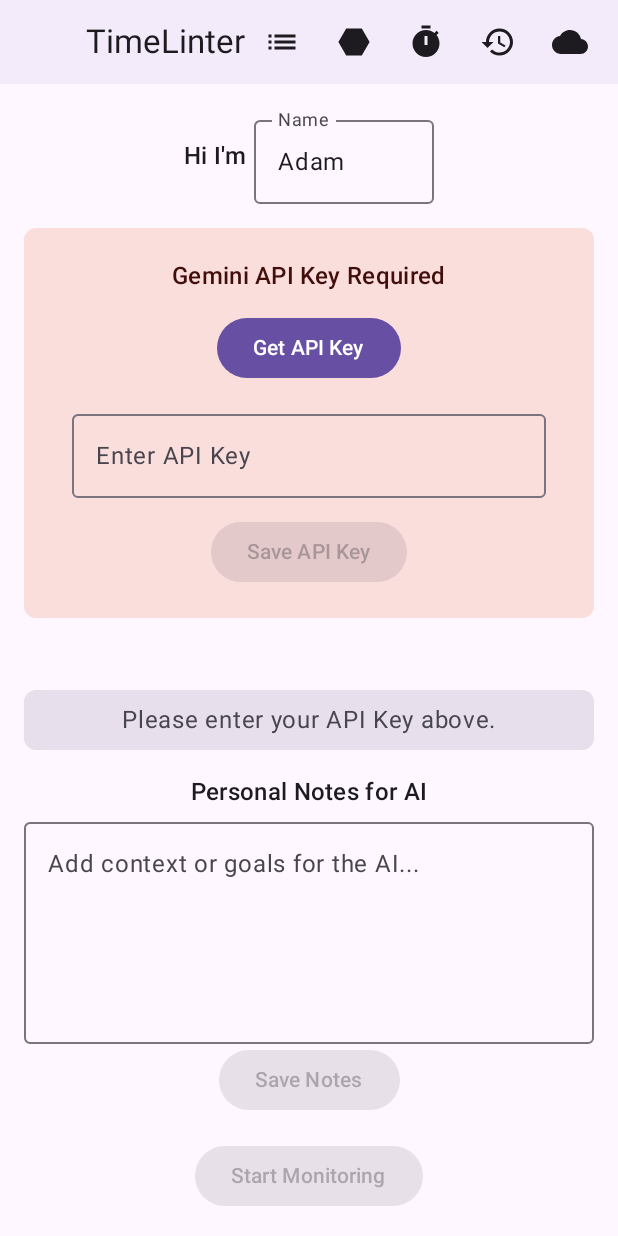
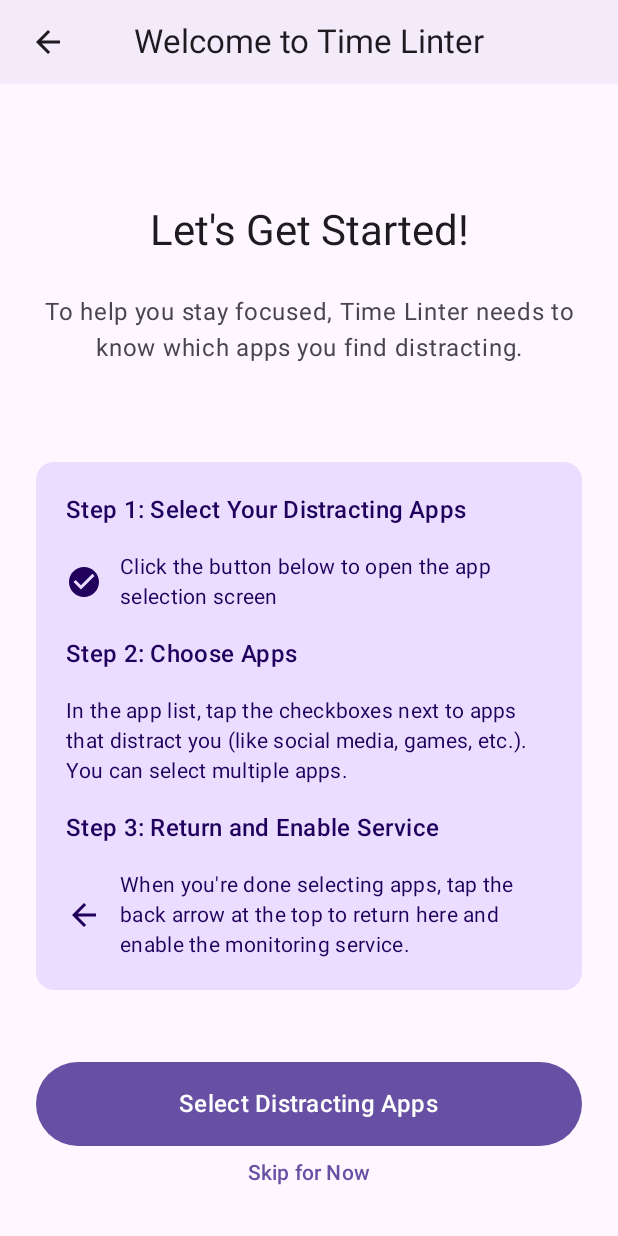
Before and after one commit to Fdondi/distraction-linter, an Android app built with Jetpack Compose: the screen it shows after launch (MainActivity), on a phone screen of 412 x 824 dp. Run offline under Robolectric (Android 15) with nearby library versions, the phone set to English and light mode, and no system bars; libraries missing offline, so code that uses them is left out: com.google.ai.client.

Commit message:
fix add tracking, add tutorial

```diff
--- a/app/src/main/java/com/example/timelinter/ApiKeyManager.kt
+++ b/app/src/main/java/com/example/timelinter/ApiKeyManager.kt
@@ -109,4 +109,17 @@ object ApiKeyManager {
         getEncryptedPreferences(context)?.edit()?.remove(COACH_NAME_PREF)?.apply()
         Log.i(TAG, "Coach name cleared.")
     }
+
+    private const val FIRST_BOOT_TUTORIAL_SHOWN_PREF = "first_boot_tutorial_shown"
+
+    fun setFirstBootTutorialShown(context: Context) {
+        getEncryptedPreferences(context)?.edit()?.putBoolean(FIRST_BOOT_TUTORIAL_SHOWN_PREF, true)?.apply()
+        Log.i(TAG, "First boot tutorial shown flag set.")
+    }
+
+    fun hasFirstBootTutorialBeenShown(context: Context): Boolean {
+        val shown = getEncryptedPreferences(context)?.getBoolean(FIRST_BOOT_TUTORIAL_SHOWN_PREF, false) ?: false
+        Log.d(TAG, "First boot tutorial shown flag checked: $shown")
+        return shown
+    }
 }
--- /dev/null
+++ b/app/src/main/java/com/example/timelinter/FirstBootTutorialScreen.kt
@@ -0,0 +1,165 @@
+package com.example.timelinter
+
+import androidx.compose.foundation.layout.*
+import androidx.compose.material.icons.Icons
+import androidx.compose.material.icons.automirrored.filled.ArrowBack
+import androidx.compose.material.icons.filled.CheckCircle
+import androidx.compose.material3.*
+import androidx.compose.runtime.Composable
+import androidx.compose.ui.Alignment
+import androidx.compose.ui.Modifier
+import androidx.compose.ui.platform.LocalContext
+import androidx.compose.ui.text.style.TextAlign
+import androidx.compose.ui.unit.dp
+import com.example.timelinter.ui.components.AppTopBar
+
+/**
+ * Tutorial screen shown on first boot to guide users to select distracting apps
+ */
+@Composable
+fun FirstBootTutorialScreen(
+    onNavigateToAppSelection: () -> Unit,
+    onSkip: () -> Unit
+) {
+    val context = LocalContext.current
+
+    Scaffold(
+        topBar = {
+            AppTopBar(
+                title = "Welcome to Time Linter",
+                navigationIcon = {
+                    IconButton(onClick = onSkip) {
+                        Icon(Icons.AutoMirrored.Filled.ArrowBack, contentDescription = "Skip")
+                    }
+                }
+            )
+        }
+    ) { padding ->
+        Column(
+            modifier = Modifier
+                .fillMaxSize()
+                .padding(padding)
+                .padding(24.dp),
+            horizontalAlignment = Alignment.CenterHorizontally,
+            verticalArrangement = Arrangement.spacedBy(24.dp)
+        ) {
+            Spacer(modifier = Modifier.height(32.dp))
+
+            // Welcome message
+            Text(
+                text = "Let's Get Started!",
+                style = MaterialTheme.typography.headlineMedium,
+                textAlign = TextAlign.Center
+            )
+
+            Text(
+                text = "To help you stay focused, Time Linter needs to know which apps you find distracting.",
+                style = MaterialTheme.typography.bodyLarge,
+                textAlign = TextAlign.Center,
+                color = MaterialTheme.colorScheme.onSurfaceVariant
+            )
+
+            Spacer(modifier = Modifier.height(16.dp))
+
+            // Instructions card
+            Card(
+                modifier = Modifier.fillMaxWidth(),
+                colors = CardDefaults.cardColors(
+                    containerColor = MaterialTheme.colorScheme.primaryContainer
+                )
+            ) {
+                Column(
+                    modifier = Modifier
+                        .fillMaxWidth()
+                        .padding(20.dp),
+                    verticalArrangement = Arrangement.spacedBy(16.dp)
+                ) {
+                    Text(
+                        text = "Step 1: Select Your Distracting Apps",
+                        style = MaterialTheme.typography.titleMedium,
+                        color = MaterialTheme.colorScheme.onPrimaryContainer
+                    )
+
+                    Row(
+                        verticalAlignment = Alignment.CenterVertically,
+                        horizontalArrangement = Arrangement.spacedBy(12.dp)
+                    ) {
+                        Icon(
+                            imageVector = Icons.Default.CheckCircle,
+                            contentDescription = null,
+                            tint = MaterialTheme.colorScheme.onPrimaryContainer,
+                            modifier = Modifier.size(24.dp)
+                        )
+                        Text(
+                            text = "Click the button below to open the app selection screen",
+                            style = MaterialTheme.typography.bodyMedium,
+                            color = MaterialTheme.colorScheme.onPrimaryContainer
+                        )
+                    }
+
+                    Text(
+                        text = "Step 2: Choose Apps",
+                        style = MaterialTheme.typography.titleMedium,
+                        color = MaterialTheme.colorScheme.onPrimaryContainer
+                    )
+
+                    Text(
+                        text = "In the app list, tap the checkboxes next to apps that distract you (like social media, games, etc.). You can select multiple apps.",
+                        style = MaterialTheme.typography.bodyMedium,
+                        color = MaterialTheme.colorScheme.onPrimaryContainer
+                    )
+
+                    Text(
+                        text = "Step 3: Return and Enable Service",
+                        style = MaterialTheme.typography.titleMedium,
+                        color = MaterialTheme.colorScheme.onPrimaryContainer
+                    )
+
+                    Row(
+                        verticalAlignment = Alignment.CenterVertically,
+                        horizontalArrangement = Arrangement.spacedBy(12.dp)
+                    ) {
+                        Icon(
+                            imageVector = Icons.AutoMirrored.Filled.ArrowBack,
+                            contentDescription = null,
+                            tint = MaterialTheme.colorScheme.onPrimaryContainer,
+                            modifier = Modifier.size(24.dp)
+                        )
+                        Text(
+                            text = "When you're done selecting apps, tap the back arrow at the top to return here and enable the monitoring service.",
+                            style = MaterialTheme.typography.bodyMedium,
+                            color = MaterialTheme.colorScheme.onPrimaryContainer
+                        )
+                    }
+                }
+            }
+
+            Spacer(modifier = Modifier.weight(1f))
+
+            // Action buttons
+            Button(
+                onClick = onNavigateToAppSelection,
+                modifier = Modifier
+                    .fillMaxWidth()
+                    .height(56.dp),
+                colors = ButtonDefaults.buttonColors(
+                    containerColor = MaterialTheme.colorScheme.primary
+                )
+            ) {
+                Text(
+                    text = "Select Distracting Apps",
+                    style = MaterialTheme.typography.titleMedium
+                )
+            }
+
+            TextButton(
+                onClick = onSkip,
+                modifier = Modifier.fillMaxWidth()
+            ) {
+                Text("Skip for Now")
+            }
+
+            Spacer(modifier = Modifier.height(16.dp))
+        }
+    }
+}
--- a/app/src/main/java/com/example/timelinter/MainActivity.kt
+++ b/app/src/main/java/com/example/timelinter/MainActivity.kt
@@ -127,14 +127,41 @@ class MainActivity : ComponentActivity() {
 
         setContent {
             MaterialTheme {
+                val context = LocalContext.current
+
+                // Check if this is first boot (no apps selected and tutorial not shown)
+                val isFirstBoot = remember {
+                    val selectedApps = TimeWasterAppManager.getSelectedApps(context)
+                    val tutorialShown = ApiKeyManager.hasFirstBootTutorialBeenShown(context)
+                    selectedApps.isEmpty() && !tutorialShown
+                }
+
+                var showTutorialScreen by remember { mutableStateOf(isFirstBoot) }
                 var showAppsScreen by remember { mutableStateOf(false) }
                 var showGoodAppsScreen by remember { mutableStateOf(false) }
                 var showTimerScreen by remember { mutableStateOf(false) }
                 var showLogScreen by remember { mutableStateOf(false) }
                 var showAIConfigScreen by remember { mutableStateOf(false) }
 
-                if (showAppsScreen) {
-                    AppSelectionScreen(onNavigateBack = { showAppsScreen = false })
+                if (showTutorialScreen) {
+                    FirstBootTutorialScreen(
+                        onNavigateToAppSelection = {
+                            showTutorialScreen = false
+                            showAppsScreen = true
+                        },
+                        onSkip = {
+                            ApiKeyManager.setFirstBootTutorialShown(context)
+                            showTutorialScreen = false
+                        }
+                    )
+                } else if (showAppsScreen) {
+                    AppSelectionScreen(
+                        onNavigateBack = {
+                            showAppsScreen = false
+                            // After selecting apps, mark tutorial as shown
+                            ApiKeyManager.setFirstBootTutorialShown(context)
+                        }
+                    )
                 } else if (showGoodAppsScreen) {
                     GoodAppSelectionScreen(onNavigateBack = { showGoodAppsScreen = false })
                 } else if (showTimerScreen) {
```
Also changed, not shown: app/src/main/java/com/example/timelinter/AppCategorySelectionScreen.kt (+25 -15 lines), app/src/main/java/com/example/timelinter/AppUsageMonitorService.kt (+109 -22 lines), app/src/main/java/com/example/timelinter/SettingsScreen.kt (+15 -30 lines), app/src/main/java/com/example/timelinter/TokenBucket.kt (+25 -8 lines).
